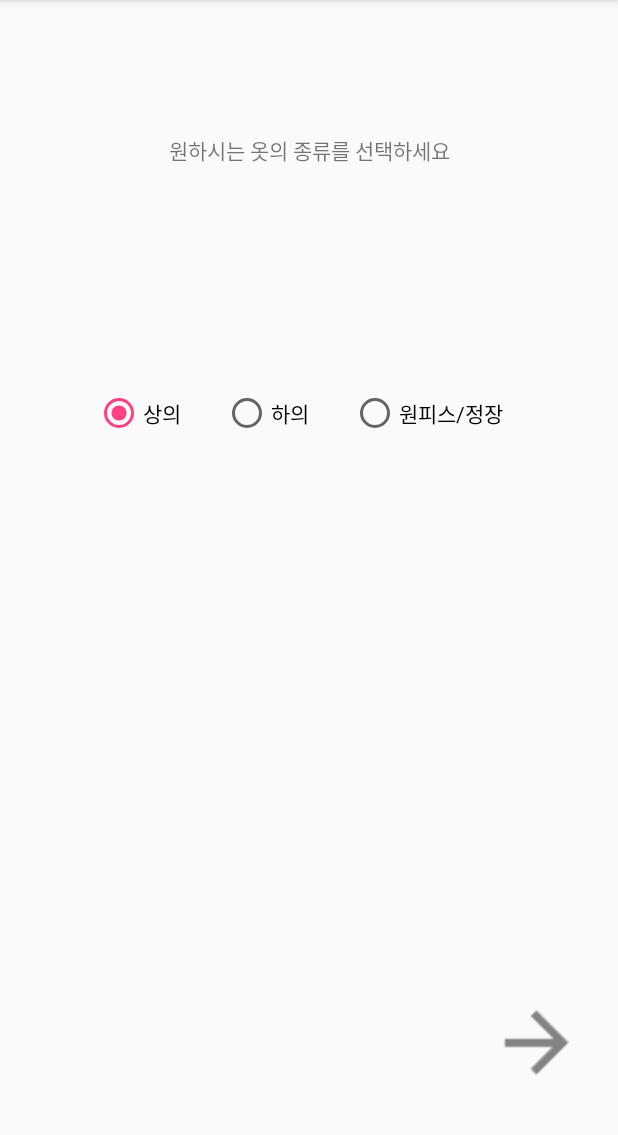
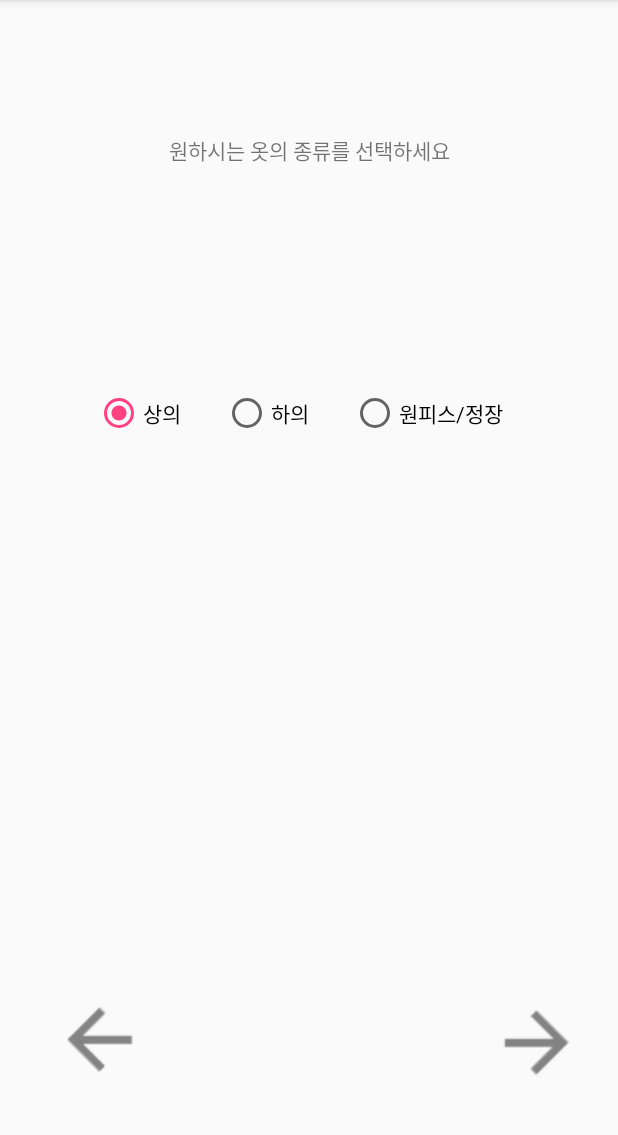
Before and after one commit to skylove308/CS496_proj3_Clothes_Matching, an Android app: the fragment TypeTypeFragment shown on its own in the app's theme, on a phone screen of 412 x 824 dp, the part 84-1219 px from its top. Run offline under Robolectric (Android 15) with nearby library versions, the phone set to English and light mode, and no system bars; Roboto replaces fonts that are not available here.

Commit message:
asdfg
asdf

```diff
--- a/app/src/main/res/layout/fragment_type_type.xml
+++ b/app/src/main/res/layout/fragment_type_type.xml
@@ -32,8 +32,20 @@
         app:layout_constraintHorizontal_bias="0.936"
         app:layout_constraintVertical_bias="0.942" />
 
+    <ImageView
+        android:layout_width="64dp"
+        android:layout_height="64dp"
+        android:src="@drawable/back_into_icon"
+        android:id="@+id/back_3"
+        app:layout_constraintBottom_toBottomOf="parent"
+        app:layout_constraintLeft_toLeftOf="parent"
+        app:layout_constraintRight_toRightOf="parent"
+        app:layout_constraintTop_toTopOf="parent"
+        app:layout_constraintHorizontal_bias="0.1"
+        app:layout_constraintVertical_bias="0.939" />
+
     <RadioGroup
-        android:id="@+id/radioGroup"
+        android:id="@+id/radioGroup2"
         android:layout_width="300dp"
         android:layout_height="85dp"
         android:orientation="horizontal"
```
Also changed, not shown: app/src/main/java/com/example/clothes_matching/GenderTypeFragment.java (+16 -10 lines).
